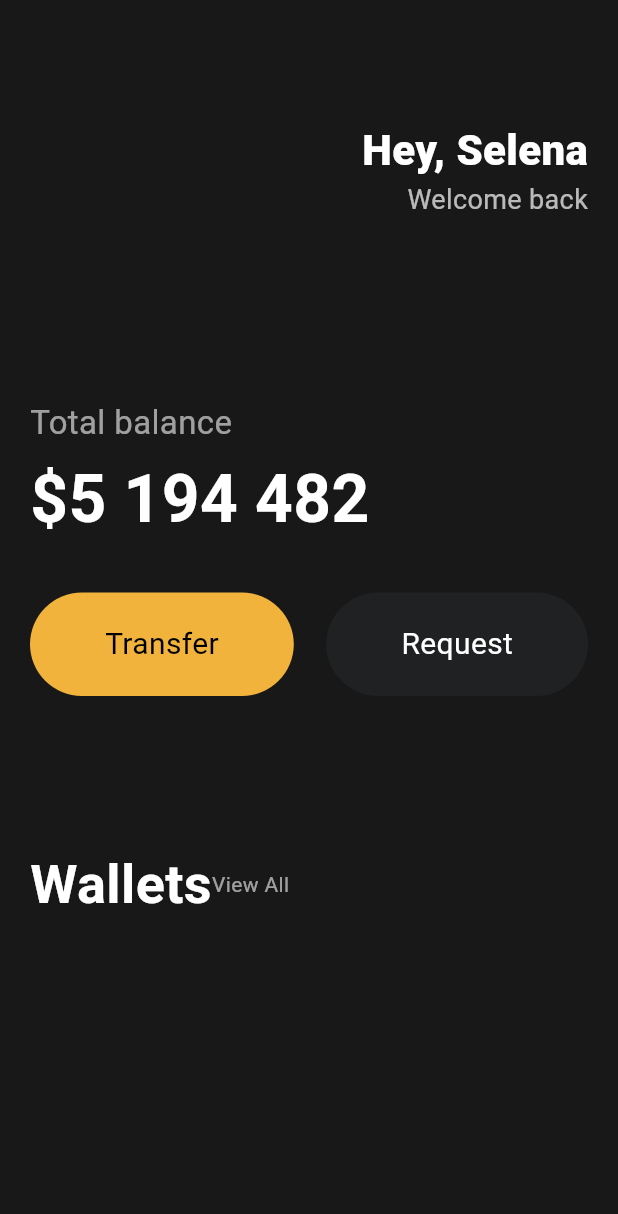
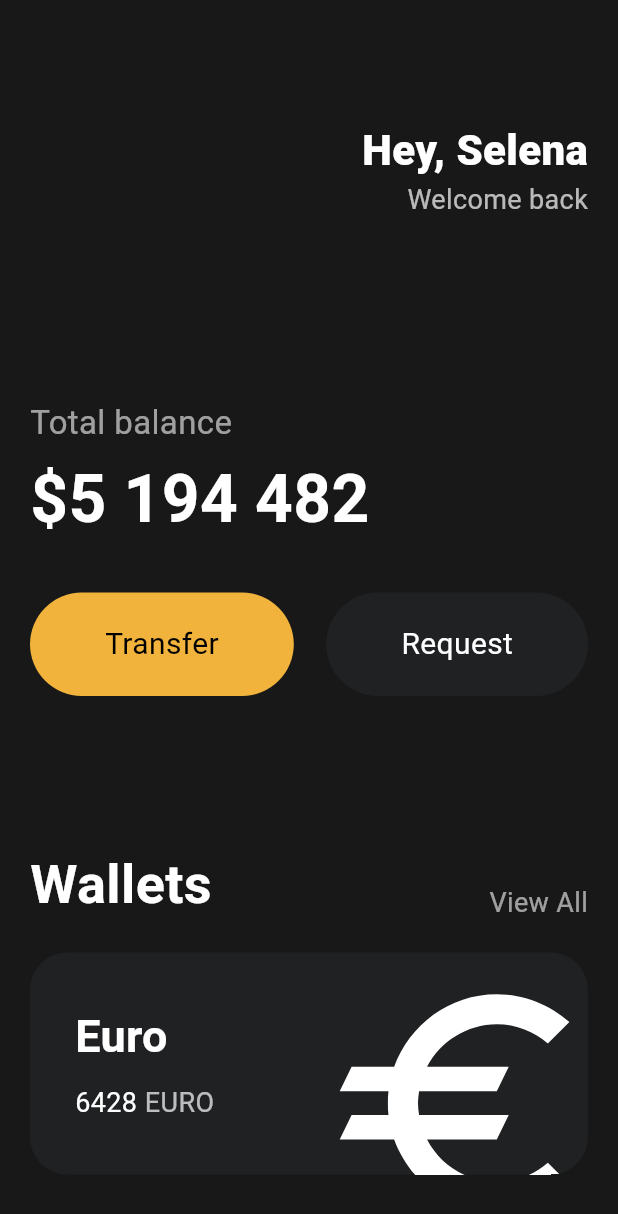
Before and after one commit to minwoo0708/flutter_clone, a Flutter app: the screen it shows after launch, on a phone screen of 412 x 824 dp. Shown: the top 1214 px of the screen. Run offline on Flutter 3.47's test engine with Material 3 defaults, Android fonts, the phone set to English and light mode, and no system bars.

Commit message:
오늘까지 끝

```diff
--- a/lib/main.dart
+++ b/lib/main.dart
@@ -78,9 +78,11 @@ class app extends StatelessWidget {
                 ],
               ),
               const SizedBox(height: 100),
-              const Row(
+              Row(
+                crossAxisAlignment: CrossAxisAlignment.end,
+                mainAxisAlignment: MainAxisAlignment.spaceBetween,
                 children: [
-                  Text(
+                  const Text(
                     'Wallets',
                     style: TextStyle(
                       color: Colors.white,
@@ -90,9 +92,73 @@ class app extends StatelessWidget {
                   ),
                   Text(
                     'View All',
-                    style: TextStyle(color: Colors.white.withAlpha(150)),
+                    style: TextStyle(
+                      color: Colors.white.withAlpha(150),
+                      fontSize: 18,
+                    ),
                   ),
                 ],
+              ),
+              const SizedBox(height: 20),
+              Container(
+                clipBehavior: Clip.hardEdge,
+                decoration: BoxDecoration(
+                  color: const Color(0xFF1F2123),
+                  borderRadius: BorderRadius.circular(25),
+                ),
+
+                child: Padding(
+                  padding: const EdgeInsets.all(30),
+                  child: Row(
+                    mainAxisAlignment: MainAxisAlignment.spaceBetween,
+                    children: [
+                      Column(
+                        crossAxisAlignment: CrossAxisAlignment.start,
+                        children: [
+                          const Text(
+                            'Euro',
+                            style: TextStyle(
+                              color: Colors.white,
+                              fontSize: 30,
+                              fontWeight: FontWeight(600),
+                            ),
+                          ),
+                          const SizedBox(height: 10),
+                          Row(
+                            children: [
+                              const Text(
+                                '6428',
+                                style: TextStyle(
+                                  color: Colors.white,
+                                  fontSize: 18,
+                                ),
+                              ),
+                              const SizedBox(width: 5),
+                              Text(
+                                'EURO',
+                                style: TextStyle(
+                                  color: Colors.white.withOpacity(0.7),
+                                  fontSize: 18,
+                                ),
+                              ),
+                            ],
+                          ),
+                        ],
+                      ),
+                      Transform.scale(
+                        scale: 2.2,
+                        child: Transform.translate(
+                          offset: const Offset(-5, 12),
+                          child: const Icon(
+                            Icons.euro,
+                            color: Colors.white,
+                            size: 88,
+                          ),
+                        ),
+                      ),
+                    ],
+                  ),
+                ),
               ),
             ],
           ),
```
